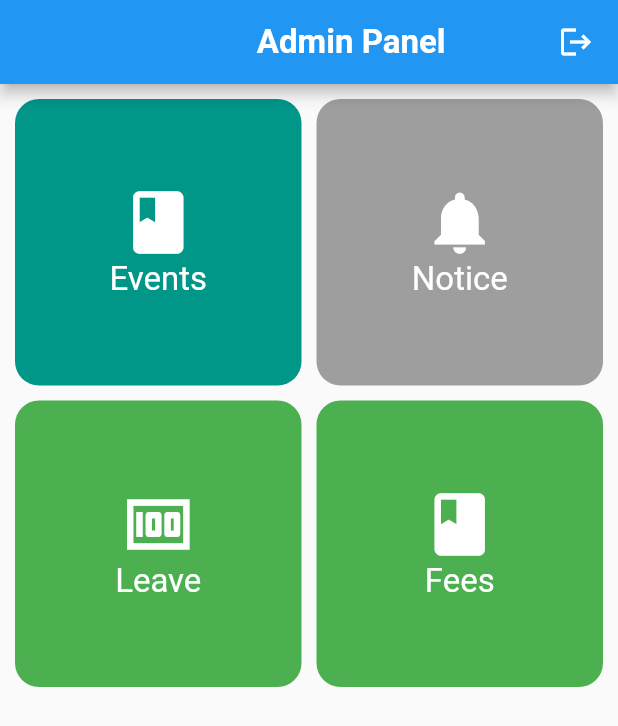
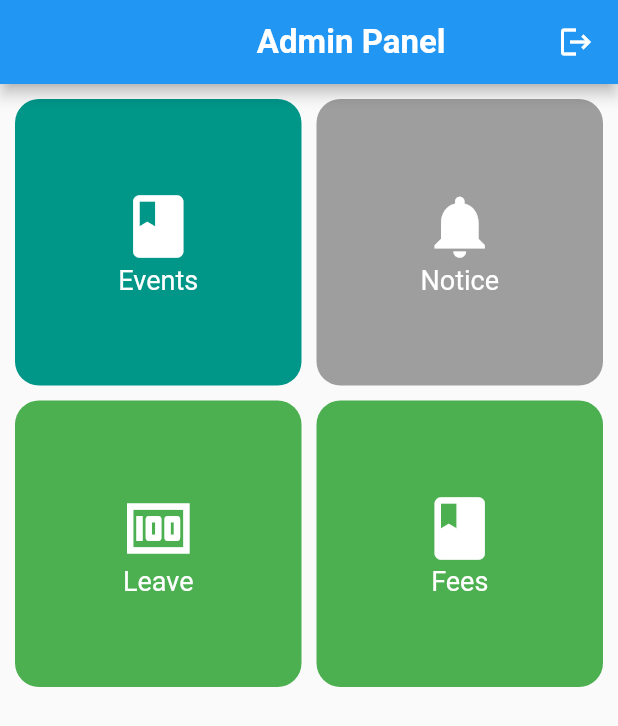
Before and after one commit to SaileshRokaya/ANS, a Flutter app: the screen it shows after launch, on a phone screen of 412 x 824 dp. Shown: the top 726 px of the screen. Run offline on Flutter 3.47's test engine with Material 2 defaults, Android fonts, the phone set to English and light mode, and no system bars; our stand-ins replace carousel_slider, cloud_firestore, firebase_auth, firebase_core, fluttertoast; accounts and stored records are empty.

Commit message:
change fonts size

```diff
--- a/lib/admin/admin_grid.dart
+++ b/lib/admin/admin_grid.dart
@@ -39,7 +39,7 @@ class _AdminGridState extends State<AdminGrid> {
                 ),
                 Text(
                   "Events",
-                  style: TextStyle(fontSize: 22, color: Colors.white),
+                  style: TextStyle(fontSize: 18, color: Colors.white),
                 )
               ],
             ),
@@ -70,7 +70,7 @@ class _AdminGridState extends State<AdminGrid> {
                 ),
                 Text(
                   "Notice",
-                  style: TextStyle(fontSize: 22, color: Colors.white),
+                  style: TextStyle(fontSize: 18, color: Colors.white),
                 )
               ],
             ),
@@ -100,7 +100,7 @@ class _AdminGridState extends State<AdminGrid> {
                 ),
                 Text(
                   "Leave",
-                  style: TextStyle(fontSize: 22, color: Colors.white),
+                  style: TextStyle(fontSize: 18, color: Colors.white),
                 ),
               ],
             ),
@@ -128,7 +128,7 @@ class _AdminGridState extends State<AdminGrid> {
                 ),
                 Text(
                   "Fees",
-                  style: TextStyle(fontSize: 22, color: Colors.white),
+                  style: TextStyle(fontSize: 18, color: Colors.white),
                 ),
               ],
             ),
```
